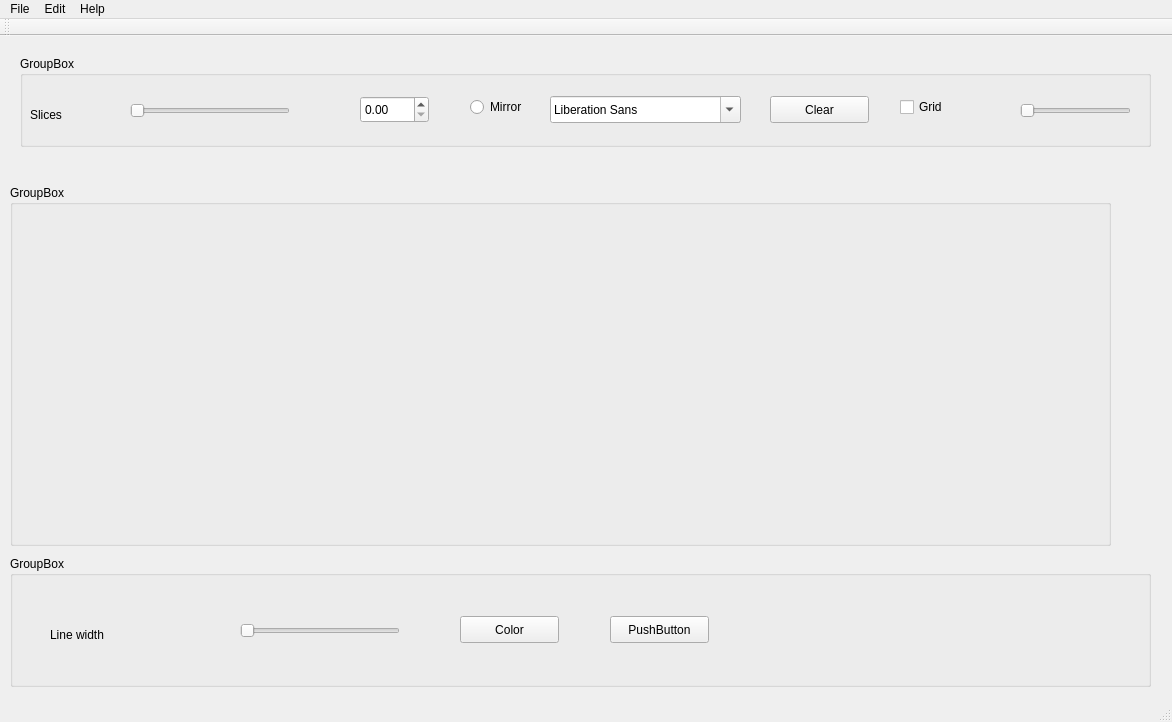
First picture: the form in mainwindow.ui, repository b6e4n/Mandala, before the edit.
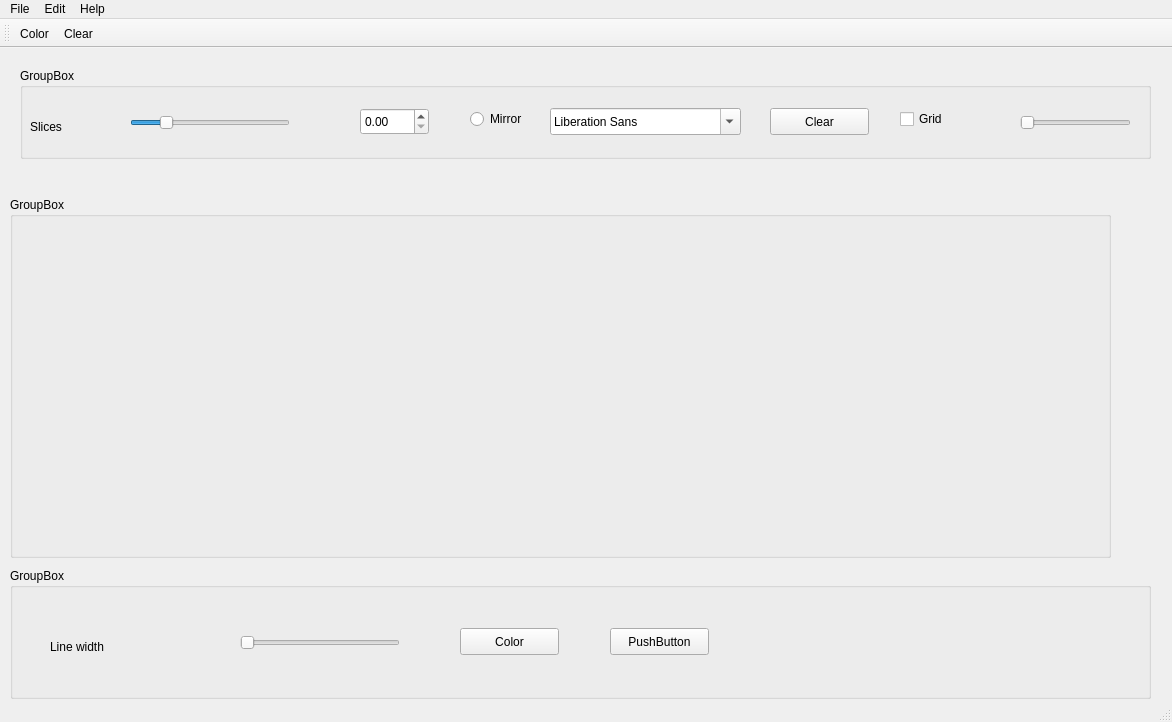
Second picture: the form after the edit. Custom widgets are drawn as their Qt base class.

Commit message: implemented slices penColor & clear

Diff of the .ui file:
```diff
--- a/mainwindow.ui
+++ b/mainwindow.ui
@@ -48,6 +48,12 @@
        <height>29</height>
       </rect>
      </property>
+     <property name="maximum">
+      <number>20</number>
+     </property>
+     <property name="value">
+      <number>4</number>
+     </property>
      <property name="orientation">
       <enum>Qt::Horizontal</enum>
      </property>
@@ -249,10 +255,30 @@
    <attribute name="toolBarBreak">
     <bool>false</bool>
    </attribute>
+   <addaction name="actionColor"/>
+   <addaction name="actionClear"/>
   </widget>
   <widget class="QStatusBar" name="statusBar"/>
+  <action name="actionColor">
+   <property name="text">
+    <string>Color</string>
+   </property>
+  </action>
+  <action name="actionClear">
+   <property name="text">
+    <string>Clear</string>
+   </property>
+  </action>
  </widget>
  <layoutdefault spacing="6" margin="11"/>
+ <customwidgets>
+  <customwidget>
+   <class>PaintingWidget</class>
+   <extends>QWidget</extends>
+   <header>paintingwidget.h</header>
+   <container>1</container>
+  </customwidget>
+ </customwidgets>
  <resources/>
  <connections/>
 </ui>
```
Left out of the diff: 4 changed lines with no effect on the pictures. The commit also changes 7 other files.
